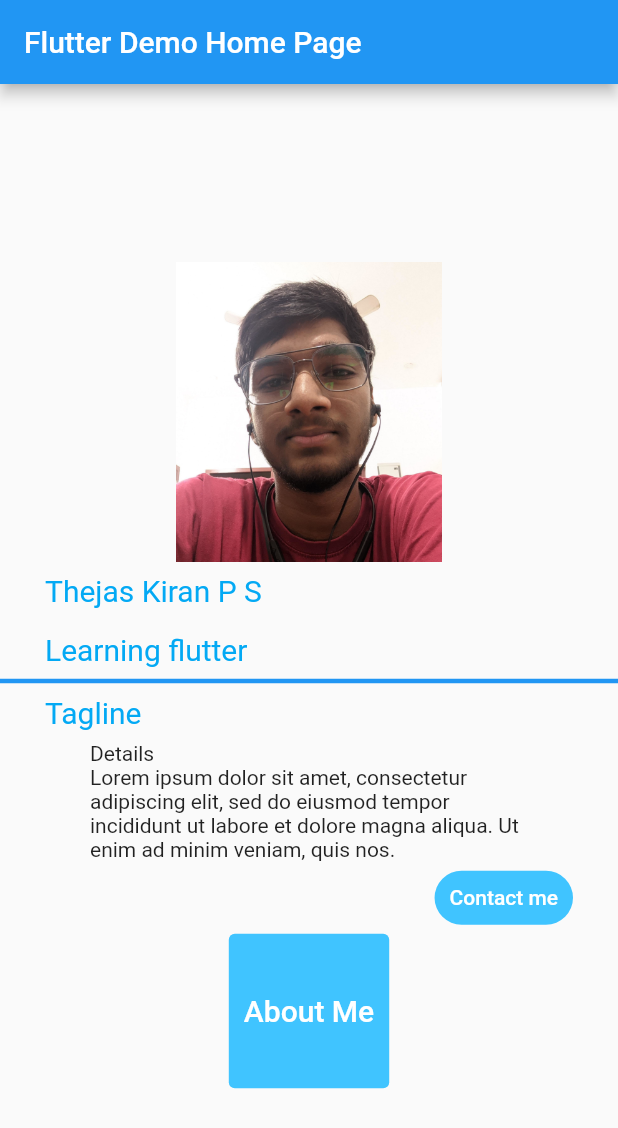
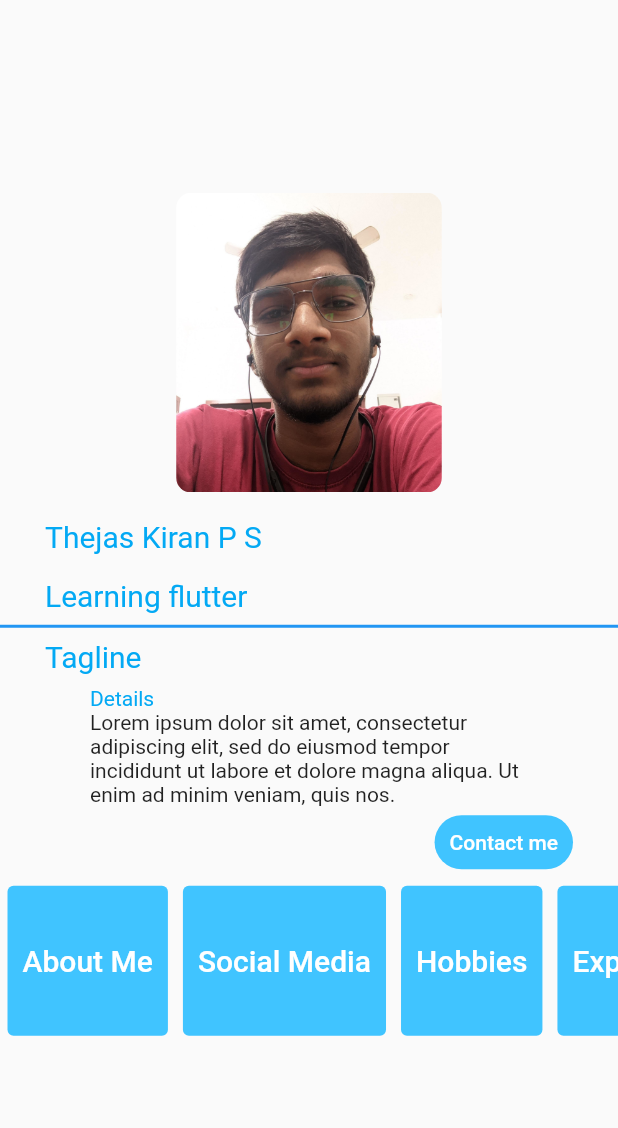
Before and after one commit to ThejasKiranPS/gtech_Flutter_Assignment1, a Flutter app: the screen it shows after launch, on a phone screen of 412 x 824 dp. Shown: the top 1128 px of the screen. Run offline on Flutter 3.47's test engine with Material 2 defaults, Android fonts, the light colour scheme and no system bars.

Commit message:
add scrolling widget & rounded border for pic

```diff
--- a/lib/main.dart
+++ b/lib/main.dart
@@ -11,15 +11,6 @@ class MyApp extends StatelessWidget {
     return MaterialApp(
       title: 'Flutter Demo',
       theme: ThemeData(
-        // This is the theme of your application.
-        //
-        // Try running your application with "flutter run". You'll see the
-        // application has a blue toolbar. Then, without quitting the app, try
-        // changing the primarySwatch below to Colors.green and then invoke
-        // "hot reload" (press "r" in the console where you ran "flutter run",
-        // or simply save your changes to "hot reload" in a Flutter IDE).
-        // Notice that the counter didn't reset back to zero; the application
-        // is not restarted.
         primarySwatch: Colors.blue,
       ),
       home: MyHomePage(title: 'Flutter Demo Home Page'),
@@ -55,9 +46,12 @@ class _MyHomePageState extends State<MyHomePage> {
     }
 
     Widget myButtons(str) {
-      return TextButton(
+      return Container(
+        margin: EdgeInsets.all(5),
+        child: TextButton(
           style: ButtonStyle(
-         padding: MaterialStateProperty.all(EdgeInsets.fromLTRB(10, 40, 10, 40)),
+            padding:
+                MaterialStateProperty.all(EdgeInsets.fromLTRB(10, 0, 10, 0)),
             backgroundColor: MaterialStateProperty.all(Colors.lightBlueAccent),
           ),
           onPressed: null,
@@ -68,23 +62,25 @@ class _MyHomePageState extends State<MyHomePage> {
               color: Colors.white,
             ),
           ),
+        ),
       );
     }
 
     return Scaffold(
-      appBar: AppBar(
-        title: Text(widget.title),
-      ),
       body: Container(
         child: Column(
           mainAxisAlignment: MainAxisAlignment.center,
           children: <Widget>[
-            SizedBox(
-              height: 20,
-            ),
             Container(
               height: 200,
-              child: Image.asset('assets/profile-compressed.jpg'),
+              width:177,
+              margin: EdgeInsets.only(bottom: 10),
+              decoration: BoxDecoration(
+                borderRadius: BorderRadius.circular(10),
+                image: DecorationImage(
+                  image: AssetImage('assets/profile-compressed.jpg'),
+                ),
+              ),
             ),
             Container(
                 width: double.infinity,
@@ -100,7 +96,7 @@ class _MyHomePageState extends State<MyHomePage> {
                       ),
                     ])),
             Container(
-              height: 3,
+              height: 2,
               width: double.infinity,
               color: Colors.blue,
             ),
@@ -114,7 +110,9 @@ class _MyHomePageState extends State<MyHomePage> {
               padding: EdgeInsets.only(left: 60),
               child: Text(
                 'Details',
-                style: TextStyle(),
+                style: TextStyle(
+                  color: Colors.lightBlue,
+                ),
               ),
             ),
             Container(
@@ -136,7 +134,8 @@ class _MyHomePageState extends State<MyHomePage> {
                 ),
                 onPressed: null,
                 style: ButtonStyle(
-                    backgroundColor: MaterialStateProperty.all(Colors.lightBlueAccent),
+                    backgroundColor:
+                        MaterialStateProperty.all(Colors.lightBlueAccent),
                     padding: MaterialStateProperty.all(EdgeInsets.all(10)),
                     shape: MaterialStateProperty.all(RoundedRectangleBorder(
                       borderRadius: BorderRadius.circular(18.0),
@@ -144,7 +143,13 @@ class _MyHomePageState extends State<MyHomePage> {
               ),
             ),
             Container(
-              child: myButtons('About Me'),
+              height: 110,
+              child: ListView(scrollDirection: Axis.horizontal, children: [
+                myButtons('About Me'),
+                myButtons('Social Media'),
+                myButtons('Hobbies'),
+                myButtons('Experience'),
+              ]),
             )
           ],
         ),
```
Lines whose indentation alone changed are shown as unchanged.
